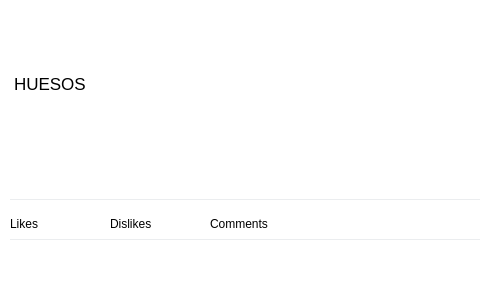
Before: the Qt Designer form src/main/gui/design/post/post.ui in r0manch1k/twitter-OPD-project, drawn with Qt 5; both pictures show x 0 to 480 and y 0 to 300 of the 800 by 300 pixel window.
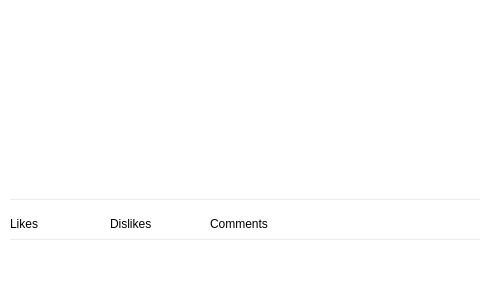
After: the same form once the commit is applied.

The edit to the form file:
```diff
--- a/src/main/gui/design/post/post.ui
+++ b/src/main/gui/design/post/post.ui
@@ -336,7 +336,7 @@
 &lt;html&gt;&lt;head&gt;&lt;meta name=&quot;qrichtext&quot; content=&quot;1&quot; /&gt;&lt;style type=&quot;text/css&quot;&gt;
 p, li { white-space: pre-wrap; }
 &lt;/style&gt;&lt;/head&gt;&lt;body style=&quot; font-family:'.AppleSystemUIFont'; font-size:13pt; font-weight:400; font-style:normal;&quot;&gt;
-&lt;p style=&quot; margin-top:0px; margin-bottom:0px; margin-left:0px; margin-right:0px; -qt-block-indent:0; text-indent:0px;&quot;&gt;HUESOS&lt;/p&gt;
+&lt;p style=&quot;-qt-paragraph-type:empty; margin-top:0px; margin-bottom:0px; margin-left:0px; margin-right:0px; -qt-block-indent:0; text-indent:0px;&quot;&gt;&lt;br /&gt;&lt;/p&gt;
 &lt;p style=&quot;-qt-paragraph-type:empty; margin-top:0px; margin-bottom:0px; margin-left:0px; margin-right:0px; -qt-block-indent:0; text-indent:0px;&quot;&gt;&lt;br /&gt;&lt;/p&gt;&lt;/body&gt;&lt;/html&gt;</string>
         </property>
         <property name="openExternalLinks">
```
Left out of the diff: 9 changed lines with no effect on the pictures.
